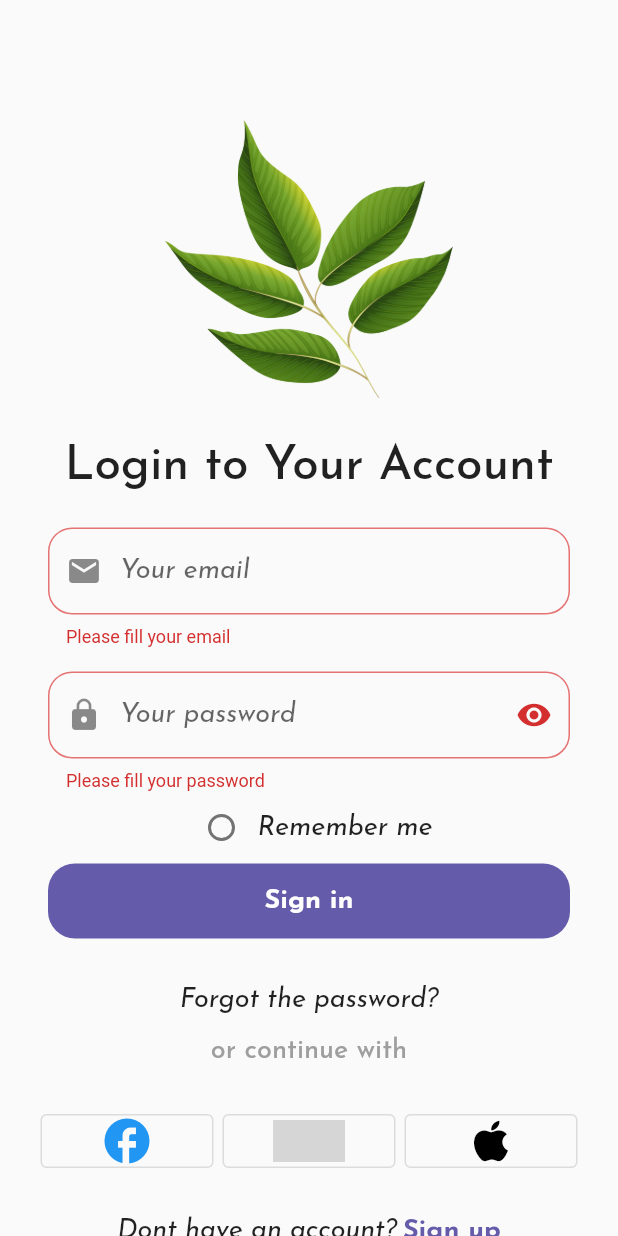
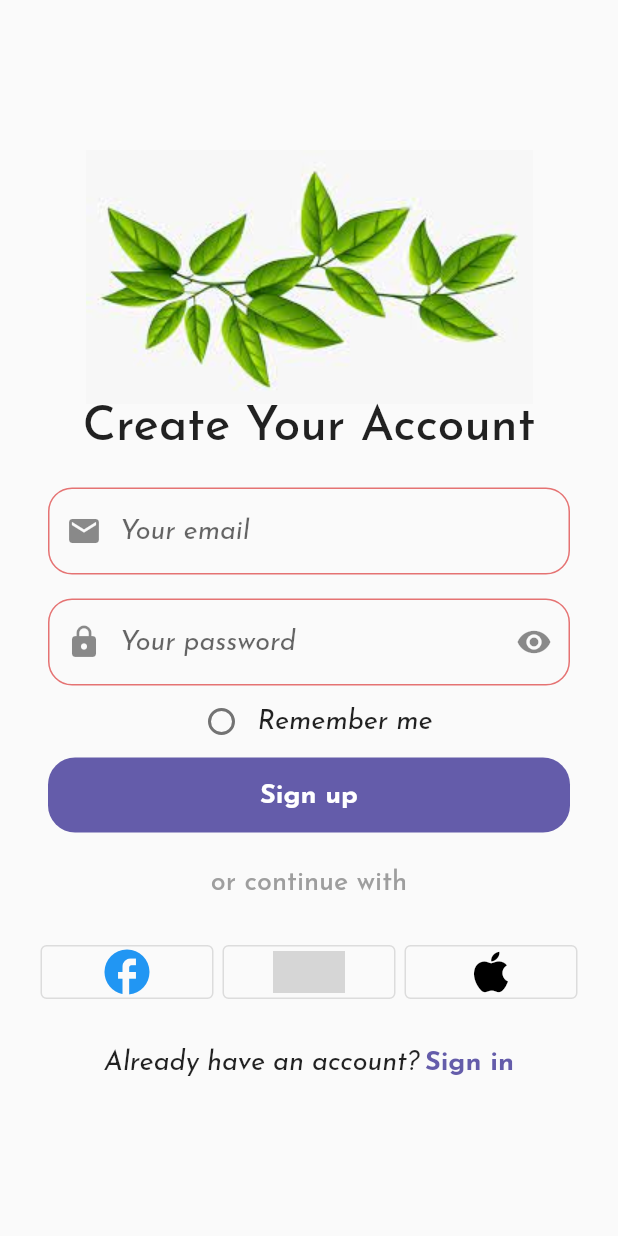
Before and after one commit to IlkinSamadbayli/plant_ecommerce, a Flutter app: the LoginPage screen opened directly, after a tap on "Sign in", after a tap on "Sign up", on a phone screen of 412 x 824 dp. Run offline on Flutter 3.47's test engine with Material 2 defaults, Android fonts, the phone set to English and light mode, and no system bars; our stand-ins replace smooth_page_indicator; grey boxes are pictures that could not be loaded.

Commit message:
Create sign up screen

```diff
--- a/lib/ui/screens/login_page.dart
+++ b/lib/ui/screens/login_page.dart
@@ -1,11 +1,14 @@
 import 'package:flutter/material.dart';
+import 'package:plant_ecommerce/constants/routes/global_routes.dart';
 import 'package:plant_ecommerce/styles/text_style/text_style.dart';
+import 'package:plant_ecommerce/ui/screens/sign_up_screen.dart';
 
 import 'package:plant_ecommerce/ui/widgets/global_button.dart';
 import 'package:plant_ecommerce/ui/widgets/global_input.dart';
 
 import '../../constants/extensions/extension.dart';
 import '../../styles/colors/app_colors.dart';
+import '../widgets/global_validators.dart';
 import '../widgets/social_network_row.dart';
 
 class LoginPage extends StatefulWidget {
@@ -190,7 +193,9 @@ class _LoginPageState extends State<LoginPage> {
                         style: CustomTextStyle.tinyStyleItalic),
                     const SizedBox(width: 4),
                     InkWell(
-                      onTap: () {},
+                      onTap: () {
+                        GlobalRoutes.to(context, const SignUp());
+                      },
                       child: Text(
                         'Sign up',
                         style: CustomTextStyle.tinyStyleBold
@@ -207,29 +212,3 @@ class _LoginPageState extends State<LoginPage> {
     );
   }
 }
-
-String? passValidator(password) {
-  if (password.isEmpty) {
-    return "Please fill your password";
-  }
-  if (password!.length < 8) {
-    return "Password's length should be minimum 8 character";
-  } else if (!RegExp(r'^[A-Z a-z 0-9]+$').hasMatch(password)) {
-    return "Incorrect password";
-  } else {
-    null;
-  }
-  return null;
-}
-
-String? emailValidator(mail) {
-  if (mail == '') {
-    return "Please fill your email";
-  }
-  if (!mail!.contains('@') ||
-      !RegExp(r'^[a-z0-9._%+-]+@[a-z0-9.-]+\.[a-z]{2,4}$').hasMatch(mail)) {
-    return "Incorrect Email";
-  } else {
-    return null;
-  }
-}
--- /dev/null
+++ b/lib/ui/screens/sign_up_screen.dart
@@ -0,0 +1,202 @@
+import 'package:flutter/material.dart';
+import 'package:plant_ecommerce/constants/extensions/extension.dart';
+import 'package:plant_ecommerce/styles/text_style/text_style.dart';
+import 'package:plant_ecommerce/ui/screens/login_page.dart';
+
+import '../../constants/routes/global_routes.dart';
+import '../../styles/colors/app_colors.dart';
+import '../widgets/global_button.dart';
+import '../widgets/global_input.dart';
+import '../widgets/global_validators.dart';
+import '../widgets/social_network_row.dart';
+
+class SignUp extends StatefulWidget {
+  const SignUp({
+    Key? key,
+  }) : super(key: key);
+
+  @override
+  State<SignUp> createState() => _SignUpState();
+}
+
+class _SignUpState extends State<SignUp> {
+  bool isChecked = false;
+  final formKey = GlobalKey<FormState>();
+  final scaffoldKey = GlobalKey<ScaffoldState>();
+  late TextEditingController mailController;
+  late TextEditingController passwordController;
+  late FocusNode emailFocus;
+  late FocusNode passwordFocus;
+  bool isTrueMail = false;
+  bool isTruePassword = false;
+
+  @override
+  void initState() {
+    mailController = TextEditingController();
+    passwordController = TextEditingController();
+    emailFocus = FocusNode();
+    passwordFocus = FocusNode();
+    super.initState();
+  }
+
+  @override
+  void dispose() {
+    mailController.dispose();
+    passwordController.dispose();
+    emailFocus.dispose();
+    passwordFocus.dispose();
+    super.dispose();
+  }
+
+  @override
+  Widget build(BuildContext context) {
+    return Scaffold(
+      body: SingleChildScrollView(
+        child: Form(
+          key: formKey,
+          child: Column(
+            children: [
+              Padding(
+                padding: const EdgeInsets.only(top: 100),
+                child: SizedBox(
+                  child: Image.asset('assets/images/sign_up_image.jpeg'),
+                ),
+              ),
+              Text(
+                "Create Your Account",
+                style: CustomTextStyle.standardStyle,
+              ),
+              const SizedBox(height: 24),
+              Column(children: [
+                GlobalInput(
+                  labelText: "Your email",
+                  controller: mailController,
+                  isPassword: false,
+                  validator: emailValidator,
+                  prefixIcon: const Icon(Icons.mail),
+                  isCorrect: isTrueMail,
+                  onChanged: (mail) {
+                    setState(() {});
+                    if (!mail.contains("@") ||
+                        !RegExp(r'^[a-z0-9._%+-]+@[a-z0-9.-]+\.[a-z]{2,4}$')
+                            .hasMatch(mail)) {
+                      isTrueMail = false;
+                    } else {
+                      isTrueMail = true;
+                    }
+                  },
+                  textFocus: emailFocus,
+                ),
+                const SizedBox(height: 16),
+                GlobalInput(
+                  labelText: "Your password",
+                  controller: passwordController,
+                  isPassword: true,
+                  validator: passValidator,
+                  prefixIcon: const Icon(Icons.lock),
+                  isCorrect: isTruePassword,
+                  onChanged: (password) {
+                    setState(() {});
+                    if (password.length < 8 ||
+                        !RegExp(r'^[A-Z a-z 0-9]+$').hasMatch(password)) {
+                      isTruePassword = false;
+                    } else {
+                      isTruePassword = true;
+                    }
+                  },
+                  textFocus: passwordFocus,
+                ),
+              ]),
+              Row(
+                mainAxisAlignment: MainAxisAlignment.center,
+                children: [
+                  Checkbox(
+                    shape: const CircleBorder(),
+                    activeColor: AppColor.primaryColor,
+                    value: isChecked,
+                    onChanged: (value) {
+                      setState(() {
+                        isChecked = !isChecked;
+                      });
+                    },
+                  ),
+                  Text(
+                    'Remember me',
+                    style: CustomTextStyle.tinyStyleItalic,
+                  ),
+                ],
+              ),
+              globalButton(
+                text: 'Sign up',
+                clicked: true,
+                isIcon: false,
+                onTap: () {
+                  if (formKey.currentState!.validate()) {
+                    print("true");
+                  } else {
+                    print("error");
+                    context.snackbarErrorMessage;
+                  }
+                },
+
+                // GlobalRoutes.to(context, const AccountSetup());
+              ),
+              const SizedBox(height: 24),
+              Text(
+                'or continue with',
+                style: CustomTextStyle.tinyStyleGray,
+              ),
+              Padding(
+                padding: const EdgeInsets.all(24),
+                child: Row(
+                  children: [
+                    socialNetworkRow(
+                      widget: Icon(
+                        Icons.facebook_rounded,
+                        color: AppColor.focusColor,
+                        size: 36,
+                      ),
+                      onTap: () {},
+                    ),
+                    socialNetworkRow(
+                      widget: Image.asset(
+                        './assets/images/google.png',
+                      ),
+                      onTap: () {},
+                    ),
+                    socialNetworkRow(
+                      widget: Icon(
+                        Icons.apple,
+                        size: 36,
+                        color: AppColor.textColor,
+                      ),
+                      onTap: () {},
+                    ),
+                  ],
+                ),
+              ),
+              Row(
+                mainAxisAlignment: MainAxisAlignment.center,
+                children: [
+                  Text('Already have an account?',
+                      style: CustomTextStyle.tinyStyleItalic),
+                  const SizedBox(width: 4),
+                  InkWell(
+                    onTap: () {
+                      GlobalRoutes.to(context, const LoginPage());
+                    },
+                    child: Text(
+                      'Sign in',
+                      style: CustomTextStyle.tinyStyleBold
+                          .copyWith(color: AppColor.primaryColor),
+                    ),
+                  )
+                ],
+              ),
+            ],
+          ),
+        ),
+      ),
+    );
+  }
+}
--- /dev/null
+++ b/lib/ui/widgets/global_validators.dart
@@ -0,0 +1,25 @@
+String? passValidator(password) {
+  if (password.isEmpty) {
+    return "Please fill your password";
+  }
+  if (password!.length < 8) {
+    return "Password's length should be minimum 8 character";
+  } else if (!RegExp(r'^[A-Z a-z 0-9]+$').hasMatch(password)) {
+    return "Incorrect password";
+  } else {
+    null;
+  }
+  return null;
+}
+
+String? emailValidator(mail) {
+  if (mail == '') {
+    return "Please fill your email";
+  }
+  if (!mail!.contains('@') ||
+      !RegExp(r'^[a-z0-9._%+-]+@[a-z0-9.-]+\.[a-z]{2,4}$').hasMatch(mail)) {
+    return "Incorrect Email";
+  } else {
+    return null;
+  }
+}
```
